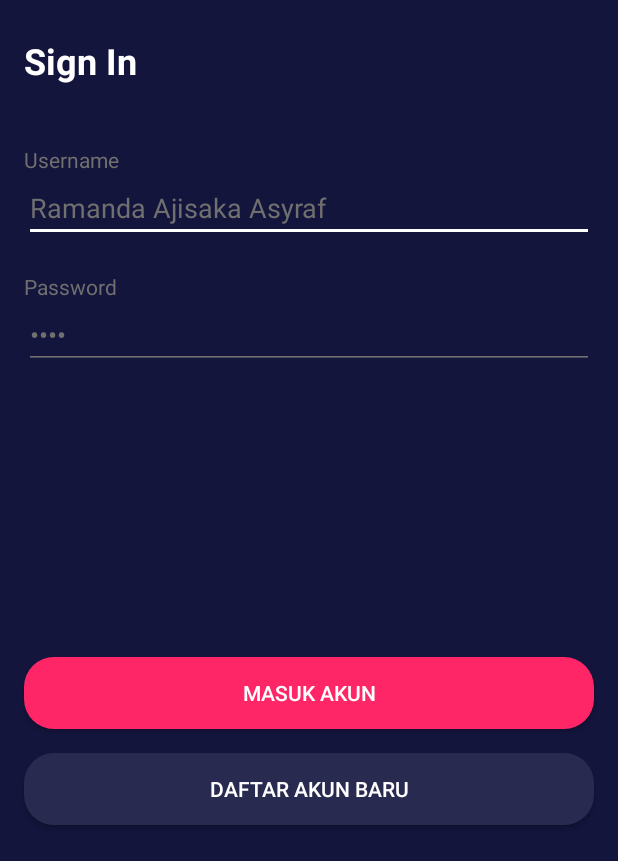
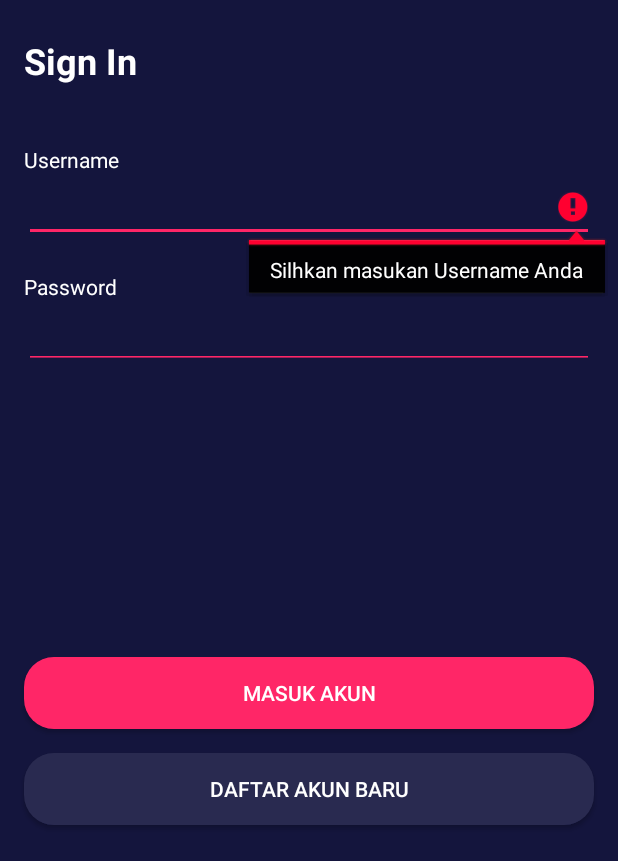
Before and after one commit to itsmee3223/fullstack-android-movie-ticket, an Android app: the SignInActivity screen opened directly, with no data from a screen before it, after a tap on "MASUK AKUN", on a phone screen of 412 x 824 dp, the part 375-1236 px from its top. Run offline under Robolectric (Android 15) with nearby library versions, the phone set to English and light mode, and no system bars; our stand-ins replace Firebase (no records; nobody signed in at launch, a user with empty details on screens opened directly).

Commit message:
Signin Activity

```diff
--- a/app/build.gradle
+++ b/app/build.gradle
@@ -3,6 +3,7 @@ plugins {
     id 'com.android.application'
     id 'org.jetbrains.kotlin.android'
     id 'com.google.gms.google-services'
+    id 'kotlin-parcelize'
 }
 
 android {
--- a/app/src/main/AndroidManifest.xml
+++ b/app/src/main/AndroidManifest.xml
@@ -18,7 +18,7 @@
         <activity android:name=".onboarding.OnboardingOneActivity" />
         <activity android:name=".onboarding.OnBoardingTwoActivity" />
         <activity android:name=".onboarding.OnBoardingThreeActivity" />
-        <activity android:name=".SignInActivity" android:exported="true" />
+        <activity android:name=".sign.SignInActivity" android:exported="true" />
         <activity android:name=".SignUpActivity" android:exported="true" />
         <activity android:name=".SignUpPhotoscreenActivity" android:exported="true" />
         <activity android:name=".HomeScreenActivity" android:exported="true" />
--- a/app/src/main/java/com/ramanda/ticketmovie/HomeScreenActivity.kt
+++ b/app/src/main/java/com/ramanda/ticketmovie/HomeScreenActivity.kt
@@ -6,6 +6,6 @@ import android.os.Bundle
 class HomeScreenActivity : AppCompatActivity() {
     override fun onCreate(savedInstanceState: Bundle?) {
         super.onCreate(savedInstanceState)
-        setContentView(R.layout.activity_splash_screen)
+        setContentView(R.layout.activity_home_screen)
     }
 }
--- a/app/src/main/java/com/ramanda/ticketmovie/SignInActivity.kt
+++ /dev/null
@@ -1,28 +0,0 @@
-package com.ramanda.ticketmovie
-
-import android.os.Bundle
-import androidx.appcompat.app.AppCompatActivity
-import com.google.firebase.database.FirebaseDatabase
-import com.ramanda.ticketmovie.databinding.ActivitySignInBinding
-
-
-class SignInActivity : AppCompatActivity() {
-    private lateinit var binding: ActivitySignInBinding
-
-
-    override fun onCreate(savedInstanceState: Bundle?) {
-        super.onCreate(savedInstanceState)
-        binding = ActivitySignInBinding.inflate(layoutInflater)
-        val view = binding.root
-        setContentView(view)
-
-        binding.btnHome.setOnClickListener {
-            // Write a message to the database
-            // Write a message to the database
-            val database = FirebaseDatabase.getInstance("https://ticket-movie-9ccff-default-rtdb.firebaseio.com/")
-            val myRef = database.getReference("message")
-
-            myRef.setValue("Hello, World!")
-        }
-    }
-}
--- a/app/src/main/java/com/ramanda/ticketmovie/onboarding/OnBoardingOneActivity.kt
+++ b/app/src/main/java/com/ramanda/ticketmovie/onboarding/OnBoardingOneActivity.kt
@@ -3,7 +3,7 @@ package com.ramanda.ticketmovie.onboarding
 import android.content.Intent
 import androidx.appcompat.app.AppCompatActivity
 import android.os.Bundle
-import com.ramanda.ticketmovie.SignInActivity
+import com.ramanda.ticketmovie.sign.SignInActivity
 import com.ramanda.ticketmovie.databinding.ActivityOnBoardingOneBinding
 
 class OnboardingOneActivity : AppCompatActivity() {
--- a/app/src/main/java/com/ramanda/ticketmovie/onboarding/OnBoardingThreeActivity.kt
+++ b/app/src/main/java/com/ramanda/ticketmovie/onboarding/OnBoardingThreeActivity.kt
@@ -3,7 +3,7 @@ package com.ramanda.ticketmovie.onboarding
 import android.content.Intent
 import androidx.appcompat.app.AppCompatActivity
 import android.os.Bundle
-import com.ramanda.ticketmovie.SignInActivity
+import com.ramanda.ticketmovie.sign.SignInActivity
 import com.ramanda.ticketmovie.databinding.ActivityOnBoardingThreeBinding
 
 class OnBoardingThreeActivity : AppCompatActivity() {
--- /dev/null
+++ b/app/src/main/java/com/ramanda/ticketmovie/sign/SignInActivity.kt
@@ -0,0 +1,93 @@
+package com.ramanda.ticketmovie.sign
+
+import android.content.Intent
+import android.os.Bundle
+import android.widget.Toast
+import androidx.appcompat.app.AppCompatActivity
+import com.google.firebase.database.*
+import com.ramanda.ticketmovie.HomeScreenActivity
+import com.ramanda.ticketmovie.databinding.ActivitySignInBinding
+import com.ramanda.ticketmovie.utils.Preferences
+
+
+class SignInActivity : AppCompatActivity() {
+    private lateinit var binding: ActivitySignInBinding
+    private lateinit var iUsername: String
+    private lateinit var iPassword: String
+
+    private lateinit var mDatabse: DatabaseReference
+    private lateinit var preferences: Preferences
+
+
+    override fun onCreate(savedInstanceState: Bundle?) {
+        super.onCreate(savedInstanceState)
+        binding = ActivitySignInBinding.inflate(layoutInflater)
+        val view = binding.root
+        setContentView(view)
+
+//      Mendapatkan data dari firebase
+        mDatabse = FirebaseDatabase.getInstance("https://ticket-movie-9ccff-default-rtdb.firebaseio.com").getReference("User")
+        preferences = Preferences(this)
+
+        preferences.setValues("onboarding", "1")
+        if (preferences.getValues("status").equals("1")){
+            finishAffinity()
+            startActivity(Intent(this@SignInActivity, HomeScreenActivity::class.java))
+        }
+
+        binding.btnHome.setOnClickListener {
+            iUsername = binding.edtUsername.text.toString()
+            iPassword = binding.edtPassword.text.toString()
+
+            if(iUsername == ""){
+                binding.edtUsername.error = "Silhkan masukan Username Anda"
+                binding.edtUsername.requestFocus()
+                return@setOnClickListener
+            }
+            if(iPassword == ""){
+                binding.edtPassword.error = "Silahkan masukan Password Anda"
+                binding.edtPassword.requestFocus()
+                return@setOnClickListener
+            }
+            val statusUsername = iUsername.indexOf(".")
+            if(statusUsername >= 0){
+                binding.edtUsername.error = "Silahkan masukan Username Anda tanpa '.'"
+                binding.edtUsername.requestFocus()
+                return@setOnClickListener
+            }
+            pushLogin(iUsername, iPassword)
+        }
+    }
+
+    private fun pushLogin(iUsername: String, iPassword: String) {
+        mDatabse.child(iUsername).addValueEventListener(object : ValueEventListener{
+            override fun onDataChange(dataSnapshot: DataSnapshot) {
+                val user = dataSnapshot.getValue(User::class.java)
+                if(user == null){
+                    Toast.makeText(this@SignInActivity, "User tidak ditemukan", Toast.LENGTH_LONG).show()
+                    return
+                }
+                if(user.password.equals(iPassword)){
+                    Toast.makeText(this@SignInActivity, "Selamat Datang", Toast.LENGTH_LONG).show()
+
+                    preferences.setValues("nama", user.nama.toString())
+                    preferences.setValues("user", user.username.toString())
+                    preferences.setValues("url", user.url.toString())
+                    preferences.setValues("email", user.email.toString())
+                    preferences.setValues("saldo", user.saldo.toString())
+                    preferences.setValues("status", "1")
+
+                    finishAffinity()
+
+                    startActivity(Intent(this@SignInActivity, HomeScreenActivity::class.java))
+                    return
+                }
+                Toast.makeText(this@SignInActivity, "Password Anda Salah!", Toast.LENGTH_LONG).show()
+            }
+
+            override fun onCancelled(error: DatabaseError) {
+                Toast.makeText(this@SignInActivity, ""+ error.message, Toast.LENGTH_LONG).show()
+            }
+        })
+    }
+}
--- /dev/null
+++ b/app/src/main/java/com/ramanda/ticketmovie/utils/Preferences.kt
@@ -0,0 +1,22 @@
+package com.ramanda.ticketmovie.utils
+
+import android.content.Context
+import android.content.SharedPreferences
+
+class Preferences(val context: Context) {
+    companion object {
+        const val MEETING_PREF = "USER_PREF"
+    }
+
+    private val sharedPref = context.getSharedPreferences(MEETING_PREF, 0)
+
+    fun setValues(key: String, value: String) {
+        val editor: SharedPreferences.Editor = sharedPref.edit()
+        editor.putString(key, value)
+        editor.apply()
+    }
+
+    fun  getValues(key: String): String?{
+        return sharedPref.getString(key, "")
+    }
+}
--- a/app/src/main/res/layout/activity_sign_in.xml
+++ b/app/src/main/res/layout/activity_sign_in.xml
@@ -68,25 +68,26 @@
         android:layout_marginTop="40dp"
         android:layout_marginEnd="16dp"
         android:text="@string/username"
-        android:textColor="@color/teal_200"
+        android:textColor="@color/white"
         app:layout_constraintEnd_toEndOf="parent"
         app:layout_constraintStart_toStartOf="parent"
         app:layout_constraintTop_toBottomOf="@+id/textView" />
 
     <EditText
-        android:id="@+id/editTextTextPersonName"
+        android:id="@+id/edt_username"
         android:layout_width="0dp"
         android:layout_height="wrap_content"
         android:layout_marginStart="16dp"
         android:layout_marginEnd="16dp"
-        android:backgroundTint="@color/white"
+        android:backgroundTint="@color/btnPrimary"
         android:ems="10"
         android:inputType="textPersonName"
-        android:text="Ramanda Ajisaka Asyraf"
-        android:textColor="@color/teal_200"
+        android:textColor="@color/white"
         app:layout_constraintEnd_toEndOf="parent"
         app:layout_constraintStart_toStartOf="parent"
-        app:layout_constraintTop_toBottomOf="@+id/textView4" />
+        app:layout_constraintTop_toBottomOf="@+id/textView4"
+        tools:text="Silvinda"
+        />
 
     <TextView
         android:id="@+id/textView5"
@@ -95,23 +96,24 @@
         android:layout_marginStart="16dp"
         android:layout_marginTop="20dp"
         android:layout_marginEnd="16dp"
-        android:text="Password"
-        android:textColor="@color/teal_200"
+        android:text="@string/password"
+        android:textColor="@color/white"
+        android:backgroundTint="@color/btnPrimary"
         app:layout_constraintEnd_toEndOf="parent"
         app:layout_constraintStart_toStartOf="parent"
-        app:layout_constraintTop_toBottomOf="@+id/editTextTextPersonName" />
+        app:layout_constraintTop_toBottomOf="@+id/edt_username" />
 
     <EditText
-        android:id="@+id/editTextTextPersonName2"
+        android:id="@+id/edt_password"
         android:layout_width="0dp"
         android:layout_height="wrap_content"
         android:layout_marginStart="16dp"
         android:layout_marginEnd="16dp"
-        android:backgroundTint="@color/teal_200"
+        android:backgroundTint="@color/btnPrimary"
         android:ems="10"
         android:inputType="textPassword"
-        android:text="Name"
-        android:textColor="@color/teal_200"
+        tools:text="Name"
+        android:textColor="@color/white"
         app:layout_constraintEnd_toEndOf="parent"
         app:layout_constraintStart_toStartOf="parent"
         app:layout_constraintTop_toBottomOf="@+id/textView5" />
--- a/app/src/main/res/values/strings.xml
+++ b/app/src/main/res/values/strings.xml
@@ -19,7 +19,6 @@
     <string name="hint_pass">Masukan password</string>
     <string name="hint_name">Masukan nama</string>
     <string name="hint_email">Masukan E-mail</string>
-    <string name="password">Password</string>
     <string name="signup_welcome">Welcome, \nSilviNda</string>
     <string name="upload_nanti">UPLOAD NANTI</string>
     <string name="simpan_dan_lanjutkan">SIMPAN DAN LANJUTKAN</string>
@@ -54,4 +53,5 @@
     <string name="my_wallet">My Wallet</string>
     <string name="saldo">Saldo Tersedia</string>
     <string name="history">History</string>
+    <string name="password">Password</string>
 </resources>
--- a/build.gradle
+++ b/build.gradle
@@ -4,8 +4,8 @@ buildscript {
     }
 }// Top-level build file where you can add configuration options common to all sub-projects/modules.
 plugins {
-    id 'com.android.application' version '7.1.2' apply false
-    id 'com.android.library' version '7.1.2' apply false
+    id 'com.android.application' version '7.1.3' apply false
+    id 'com.android.library' version '7.1.3' apply false
     id 'org.jetbrains.kotlin.android' version '1.5.30' apply false
 }
 
```
Also changed, not shown: app/src/main/java/com/ramanda/ticketmovie/sign/User.kt (added, +14 -0 lines), app/src/main/res/drawable/navbar_shape.xml (added, +15 -0 lines), app/src/main/res/layout/activity_home_screen.xml (+10 -8 lines).
